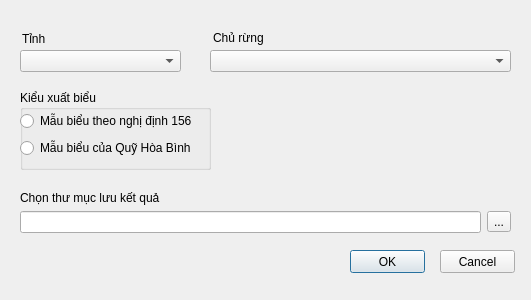
First picture: the form in forms/Dlg_XuatBieuNhom2.ui, repository IFEERnD/Q5Pfes, before the edit.
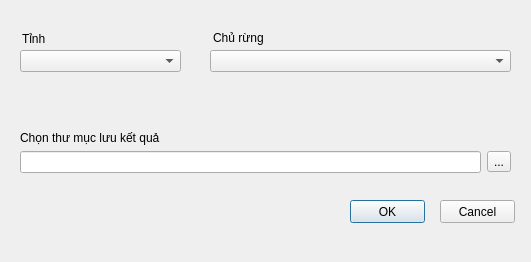
Second picture: the form after the edit.

Patch:
```diff
--- a/forms/Dlg_XuatBieuNhom2.ui
+++ b/forms/Dlg_XuatBieuNhom2.ui
@@ -7,7 +7,7 @@
     <x>0</x>
     <y>0</y>
     <width>531</width>
-    <height>300</height>
+    <height>262</height>
    </rect>
   </property>
   <property name="windowTitle">
@@ -37,7 +37,7 @@
    <property name="geometry">
     <rect>
      <x>350</x>
-     <y>250</y>
+     <y>200</y>
      <width>75</width>
      <height>23</height>
     </rect>
@@ -50,7 +50,7 @@
    <property name="geometry">
     <rect>
      <x>440</x>
-     <y>250</y>
+     <y>200</y>
      <width>75</width>
      <height>23</height>
     </rect>
@@ -89,7 +89,7 @@
    <property name="geometry">
     <rect>
      <x>20</x>
-     <y>190</y>
+     <y>130</y>
      <width>161</width>
      <height>16</height>
     </rect>
@@ -102,7 +102,7 @@
    <property name="geometry">
     <rect>
      <x>20</x>
-     <y>210</y>
+     <y>150</y>
      <width>491</width>
      <height>24</height>
     </rect>
@@ -120,45 +120,6 @@
     </item>
    </layout>
   </widget>
-  <widget class="QGroupBox" name="groupBox">
-   <property name="geometry">
-    <rect>
-     <x>20</x>
-     <y>90</y>
-     <width>191</width>
-     <height>80</height>
-    </rect>
-   </property>
-   <property name="title">
-    <string>Kiểu xuất biểu</string>
-   </property>
-   <widget class="QWidget" name="verticalLayoutWidget">
-    <property name="geometry">
-     <rect>
-      <x>0</x>
-      <y>20</y>
-      <width>177</width>
-      <height>51</height>
-     </rect>
-    </property>
-    <layout class="QVBoxLayout" name="verticalLayout">
-     <item>
-      <widget class="QRadioButton" name="rBtn_156">
-       <property name="text">
-        <string>Mẫu biểu theo nghị định 156</string>
-       </property>
-      </widget>
-     </item>
-     <item>
-      <widget class="QRadioButton" name="rBtn_HB">
-       <property name="text">
-        <string>Mẫu biểu của Quỹ Hòa Bình</string>
-       </property>
-      </widget>
-     </item>
-    </layout>
-   </widget>
-  </widget>
  </widget>
  <resources/>
  <connections/>
```
Left out of the diff: 2 changed lines with no effect on the pictures.
